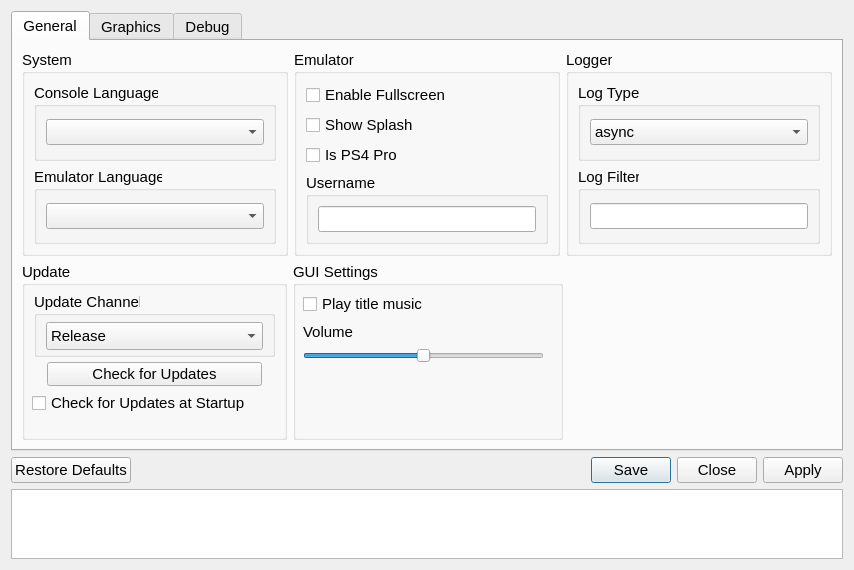
Above: src/qt_gui/settings_dialog.ui from shadps4-emu/shadPS4 before the change. Below: the same form after it.
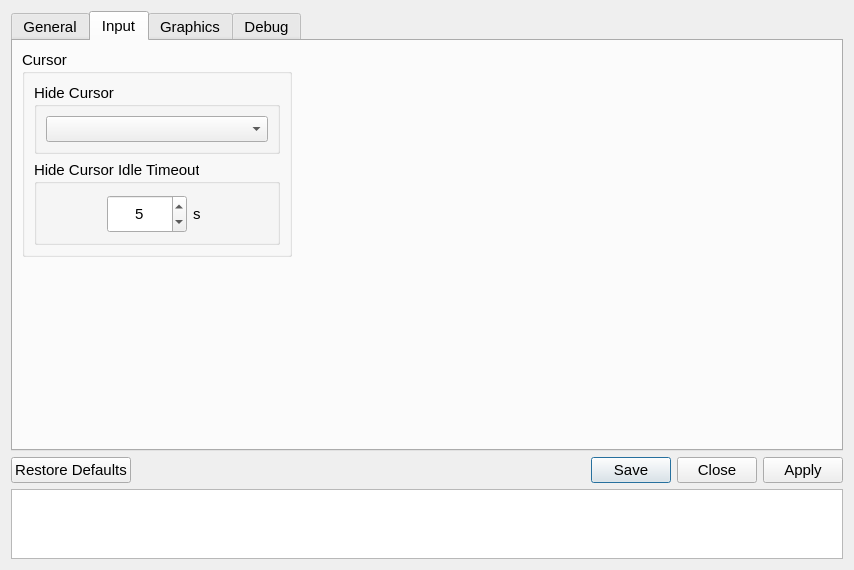
That is the form after the change. Icons and pictures are not drawn.

Commit message:
imgui/renderer: Hide Cursor on Idle Implementation
Implement hide cursor on idle w/ idle timeout duration (configurable via GUI). While at it add always and never to hide the cursor options as well.

* Revert commit #1211 as to not interfere with the cursor states.
* Make hide cursor on idle as the default setting w/ timeout duration of 5 seconds to hide.
* Add an input tab in the settings page to add the hide cursor setting, with hiding the idle timeout box with respect to the cursor hide option.

```diff
--- a/src/qt_gui/settings_dialog.ui
+++ b/src/qt_gui/settings_dialog.ui
@@ -34,9 +34,18 @@
    <iconset>
     <normaloff>:/images/shadps4.ico</normaloff>:/images/shadps4.ico</iconset>
   </property>
+  <property name="sizeGripEnabled">
+   <bool>false</bool>
+  </property>
+  <property name="modal">
+   <bool>false</bool>
+  </property>
   <layout class="QVBoxLayout" name="settingsDialogLayout">
    <item>
     <widget class="QScrollArea" name="scrollArea">
+     <property name="enabled">
+      <bool>true</bool>
+     </property>
      <property name="frameShape">
       <enum>QFrame::Shape::NoFrame</enum>
      </property>
@@ -51,8 +60,8 @@
        <rect>
         <x>0</x>
         <y>0</y>
-        <width>836</width>
-        <height>446</height>
+        <width>832</width>
+        <height>431</height>
        </rect>
       </property>
       <property name="sizePolicy">
@@ -62,7 +71,7 @@
        </sizepolicy>
       </property>
       <property name="currentIndex">
-       <number>0</number>
+       <number>1</number>
       </property>
       <widget class="QWidget" name="generalTab">
        <attribute name="title">
@@ -369,7 +378,7 @@
                  <x>10</x>
                  <y>30</y>
                  <width>241</width>
-                 <height>71</height>
+                 <height>92</height>
                 </rect>
                </property>
                <layout class="QVBoxLayout" name="verticalLayout">
@@ -461,6 +470,185 @@
         </item>
        </layout>
       </widget>
+      <widget class="QWidget" name="inputTab">
+       <attribute name="title">
+        <string>Input</string>
+       </attribute>
+       <layout class="QVBoxLayout" name="inputTabVLayout" stretch="0,0">
+        <item>
+         <layout class="QHBoxLayout" name="inputTabHLayoutTop" stretch="1,1,1">
+          <item>
+           <layout class="QVBoxLayout" name="cursorTabLayoutLeft">
+            <item>
+             <widget class="QGroupBox" name="HideCursor">
+              <property name="title">
+               <string>Cursor</string>
+              </property>
+              <layout class="QVBoxLayout" name="inputCursorLayout">
+               <item>
+                <widget class="QGroupBox" name="hideCursorGroupBox">
+                 <property name="title">
+                  <string>Hide Cursor</string>
+                 </property>
+                 <layout class="QVBoxLayout" name="hideCursorLayout">
+                  <item>
+                   <widget class="QComboBox" name="hideCursorComboBox"/>
+                  </item>
+                 </layout>
+                </widget>
+               </item>
+               <item>
+                <widget class="QGroupBox" name="idleTimeoutGroupBox">
+                 <property name="enabled">
+                  <bool>true</bool>
+                 </property>
+                 <property name="minimumSize">
+                  <size>
+                   <width>0</width>
+                   <height>85</height>
+                  </size>
+                 </property>
+                 <property name="title">
+                  <string>Hide Cursor Idle Timeout</string>
+                 </property>
+                 <property name="alignment">
+                  <set>Qt::AlignmentFlag::AlignLeading|Qt::AlignmentFlag::AlignLeft|Qt::AlignmentFlag::AlignTop</set>
+                 </property>
+                 <property name="flat">
+                  <bool>false</bool>
+                 </property>
+                 <layout class="QHBoxLayout" name="IdleTimeoutLayout" stretch="0,0">
+                  <property name="leftMargin">
+                   <number>70</number>
+                  </property>
+                  <property name="topMargin">
+                   <number>11</number>
+                  </property>
+                  <item>
+                   <widget class="QSpinBox" name="idleTimeoutSpinBox">
+                    <property name="enabled">
+                     <bool>true</bool>
+                    </property>
+                    <property name="sizePolicy">
+                     <sizepolicy hsizetype="Minimum" vsizetype="Minimum">
+                      <horstretch>0</horstretch>
+                      <verstretch>0</verstretch>
+                     </sizepolicy>
+                    </property>
+                    <property name="minimumSize">
+                     <size>
+                      <width>80</width>
+                      <height>30</height>
+                     </size>
+                    </property>
+                    <property name="maximumSize">
+                     <size>
+                      <width>16777215</width>
+                      <height>16777215</height>
+                     </size>
+                    </property>
+                    <property name="layoutDirection">
+                     <enum>Qt::LayoutDirection::LeftToRight</enum>
+                    </property>
+                    <property name="wrapping">
+                     <bool>false</bool>
+                    </property>
+                    <property name="alignment">
+                     <set>Qt::AlignmentFlag::AlignCenter</set>
+                    </property>
+                    <property name="buttonSymbols">
+                     <enum>QAbstractSpinBox::ButtonSymbols::UpDownArrows</enum>
+                    </property>
+                    <property name="suffix">
+                     <string notr="true"/>
+                    </property>
+                    <property name="maximum">
+                     <number>3600</number>
+                    </property>
+                    <property name="value">
+                     <number>5</number>
+                    </property>
+                    <property name="displayIntegerBase">
+                     <number>10</number>
+                    </property>
+                   </widget>
+                  </item>
+                  <item>
+                   <widget class="QLabel" name="idleTimeoutDurationLabel">
+                    <property name="text">
+                     <string>s</string>
+                    </property>
+                   </widget>
+                  </item>
+                 </layout>
+                </widget>
+               </item>
+              </layout>
+             </widget>
+            </item>
+           </layout>
+          </item>
+          <item>
+           <layout class="QVBoxLayout" name="emptyTabLayoutMiddle">
+            <item>
+             <spacer name="emptyHorizontalSpacerMiddle">
+              <property name="orientation">
+               <enum>Qt::Orientation::Horizontal</enum>
+              </property>
+              <property name="sizeHint" stdset="0">
+               <size>
+                <width>40</width>
+                <height>20</height>
+               </size>
+              </property>
+             </spacer>
+            </item>
+           </layout>
+          </item>
+          <item>
+           <layout class="QVBoxLayout" name="emptyTabLayoutRight">
+            <item>
+             <spacer name="emptyHorizontalSpacerRight">
+              <property name="orientation">
+               <enum>Qt::Orientation::Horizontal</enum>
+              </property>
+              <property name="sizeHint" stdset="0">
+               <size>
+                <width>40</width>
+                <height>20</height>
+               </size>
+              </property>
+             </spacer>
+            </item>
+           </layout>
+          </item>
+         </layout>
+        </item>
+        <item>
+         <layout class="QHBoxLayout" name="inputTabHLayoutBottom">
+          <property name="topMargin">
+           <number>0</number>
+          </property>
+          <item>
+           <spacer name="emptyVerticalSpacerBottom">
+            <property name="orientation">
+             <enum>Qt::Orientation::Vertical</enum>
+            </property>
+            <property name="sizeType">
+             <enum>QSizePolicy::Policy::MinimumExpanding</enum>
+            </property>
+            <property name="sizeHint" stdset="0">
+             <size>
+              <width>20</width>
+              <height>20</height>
+             </size>
+            </property>
+           </spacer>
+          </item>
+         </layout>
+        </item>
+       </layout>
+      </widget>
       <widget class="QWidget" name="grphicsTab">
        <attribute name="title">
         <string>Graphics</string>
```
The commit also changes 6 other files.
